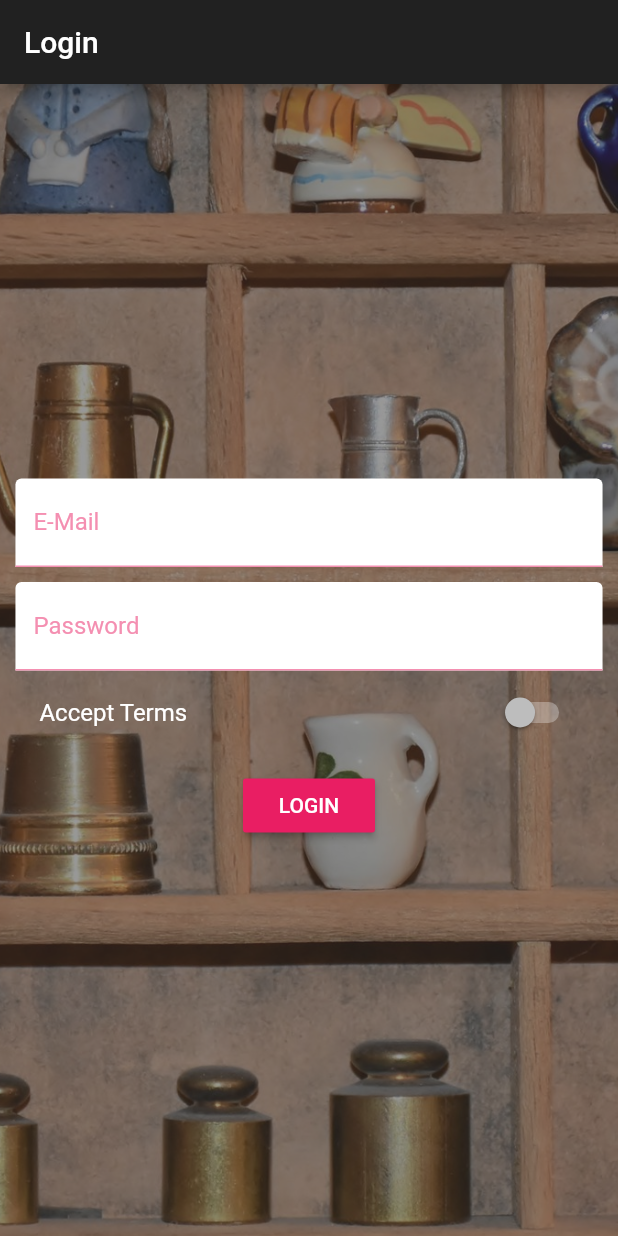
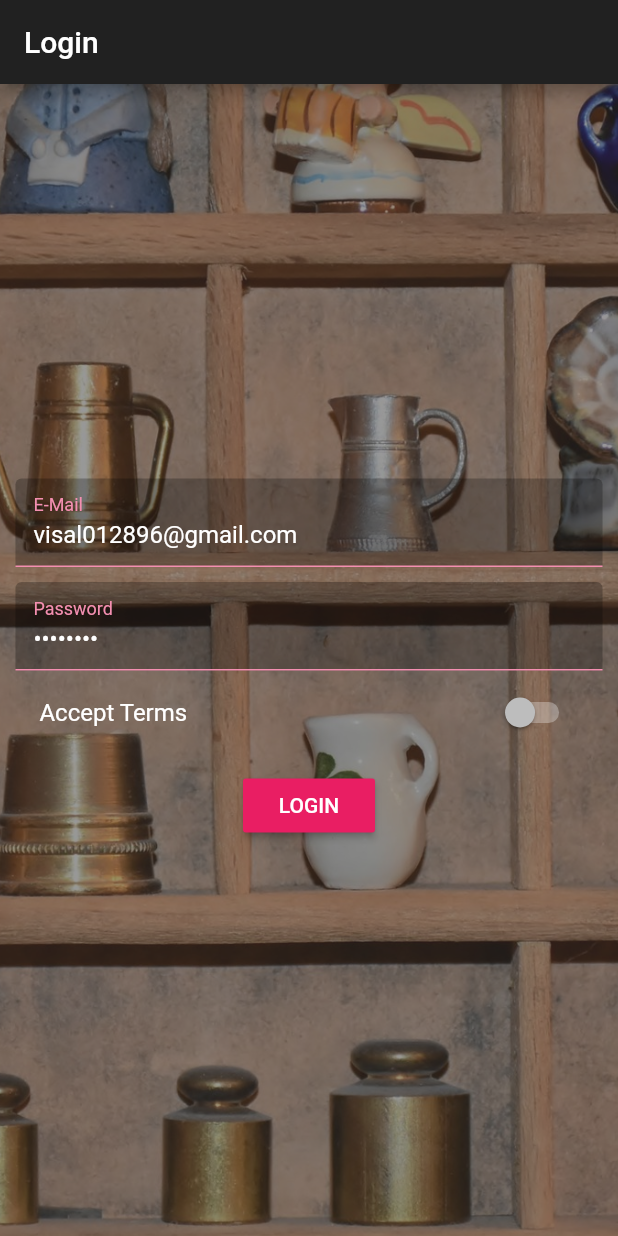
Before and after one commit to VisalGGEZ/flutter_app_product, a Flutter app: the screen it shows after launch, on a phone screen of 412 x 824 dp. Run offline on Flutter 3.47's test engine with Material 2 defaults, Android fonts, the phone set to English and light mode, and no system bars; accounts and stored records are empty.

Commit message:
third commit

```diff
--- a/lib/main.dart
+++ b/lib/main.dart
@@ -1,11 +1,11 @@
 import 'package:flutter/material.dart';
+import 'package:flutter_course/scoped-models/main-model.dart';
 
 import './pages/auth.dart';
 import './pages/products_admin.dart';
 import './pages/products.dart';
 import './pages/product.dart';
 import 'package:scoped_model/scoped_model.dart';
-import 'scoped-models/products.dart';
 
 void main() {
   // debugPaintSizeEnabled = true;
@@ -24,8 +24,8 @@ class MyApp extends StatefulWidget {
 class _MyAppState extends State<MyApp> {
   @override
   Widget build(BuildContext context) {
-    return ScopedModel<ProductsModel>(
-      model: ProductsModel(),
+    return ScopedModel(
+      model: MainModel(),
       child: MaterialApp(
         // debugShowMaterialGrid: true,
         theme: ThemeData(
--- a/lib/models/product.dart
+++ b/lib/models/product.dart
@@ -1,16 +1,20 @@
 import 'package:flutter/material.dart';
 
 class Product {
-    String title;
-    String image;
-    String description;
-    double price;
-    bool isFavorite;
+  String title;
+  String image;
+  String description;
+  double price;
+  bool isFavorite;
+  String userId;
+  String userEmail;
 
   Product(
       {@required this.title,
       @required this.image,
       @required this.description,
       @required this.price,
-      @required this.isFavorite});
+      this.isFavorite = false,
+      @required this.userId,
+      @required this.userEmail});
 }
--- a/lib/pages/auth.dart
+++ b/lib/pages/auth.dart
@@ -1,4 +1,6 @@
 import 'package:flutter/material.dart';
+import 'package:scoped_model/scoped_model.dart';
+import '../scoped-models/main-model.dart';
 
 class AuthPage extends StatefulWidget {
   @override
@@ -11,6 +13,7 @@ class _AuthPageState extends State<AuthPage> {
   String _emailValue;
   String _passwordValue;
   bool _acceptTerms = false;
+  final GlobalKey<FormState> _formState = GlobalKey<FormState>();
 
   DecorationImage _buildBackgroundImage() {
     return DecorationImage(
@@ -22,27 +25,25 @@ class _AuthPageState extends State<AuthPage> {
   }
 
   Widget _buildEmailTextField() {
-    return TextField(
+    return TextFormField(
       decoration: InputDecoration(
-          labelText: 'E-Mail', filled: true, fillColor: Colors.white),
+          labelText: 'E-Mail', filled: true, fillColor: Colors.black26),
       keyboardType: TextInputType.emailAddress,
-      onChanged: (String value) {
-        setState(() {
+      initialValue: 'visal012896@gmail.com',
+      onSaved: (String value) {
         _emailValue = value;
-        });
       },
     );
   }
 
   Widget _buildPasswordTextField() {
-    return TextField(
+    return TextFormField(
       decoration: InputDecoration(
-          labelText: 'Password', filled: true, fillColor: Colors.white),
+          labelText: 'Password', filled: true, fillColor: Colors.black26),
       obscureText: true,
-      onChanged: (String value) {
-        setState(() {
+      initialValue: 'visal14k',
+      onSaved: (String value) {
         _passwordValue = value;
-        });
       },
     );
   }
@@ -59,9 +60,11 @@ class _AuthPageState extends State<AuthPage> {
     );
   }
 
-  void _submitForm() {
+  void _submitForm(Function login) {
+    _formState.currentState.save();
     print(_emailValue);
     print(_passwordValue);
+    login(_emailValue, _passwordValue);
     Navigator.pushReplacementNamed(context, '/products');
   }
 
@@ -82,6 +85,8 @@ class _AuthPageState extends State<AuthPage> {
           child: SingleChildScrollView(
             child: Container(
               width: targetWidth,
+              child: Form(
+                key: _formState,
                 child: Column(
                   children: <Widget>[
                     _buildEmailTextField(),
@@ -93,12 +98,18 @@ class _AuthPageState extends State<AuthPage> {
                     SizedBox(
                       height: 10.0,
                     ),
-                  RaisedButton(
+                    ScopedModelDescendant(
+                      builder: (BuildContext context, Widget child,
+                          MainModel model) {
+                        return RaisedButton(
                           textColor: Colors.white,
                           child: Text('LOGIN'),
-                    onPressed: _submitForm,
+                          onPressed: () => _submitForm(model.login),
+                        );
+                      },
                     ),
                   ],
+                ),
               ),
             ),
           ),
--- a/lib/pages/products.dart
+++ b/lib/pages/products.dart
@@ -1,8 +1,8 @@
 import 'package:flutter/material.dart';
 import 'package:flutter_course/models/product.dart';
+import 'package:flutter_course/scoped-models/main-model.dart';
 
 import '../widgets/products/products.dart';
-import '../scoped-models/products.dart';
 import 'package:scoped_model/scoped_model.dart';
 
 class ProductsPage extends StatelessWidget {
@@ -37,8 +37,8 @@ class ProductsPage extends StatelessWidget {
       appBar: AppBar(
         title: Text('EasyList'),
         actions: <Widget>[
-          ScopedModelDescendant<ProductsModel>(
-            builder: (BuildContext context, Widget child, ProductsModel model) {
+          ScopedModelDescendant(
+            builder: (BuildContext context, Widget child, MainModel model) {
               return IconButton(
                 icon: Icon(model.isFavorite == false ? Icons.favorite_border : Icons.favorite),
                 onPressed: () {
--- /dev/null
+++ b/lib/scoped-models/main-model.dart
@@ -0,0 +1,4 @@
+import 'package:flutter_course/scoped-models/connected-product.dart';
+import 'package:scoped_model/scoped_model.dart';
+
+class MainModel extends Model with ConnectedProductModel, UserModel {}
--- a/lib/widgets/products/products.dart
+++ b/lib/widgets/products/products.dart
@@ -1,6 +1,6 @@
 import 'package:flutter/material.dart';
 import 'package:flutter_course/models/product.dart';
-import 'package:flutter_course/scoped-models/products.dart';
+import 'package:flutter_course/scoped-models/main-model.dart';
 import 'package:scoped_model/scoped_model.dart';
 
 import './product_card.dart';
@@ -23,8 +23,8 @@ class Products extends StatelessWidget {
   @override
   Widget build(BuildContext context) {
     print('[Products Widget] build()');
-    return ScopedModelDescendant<ProductsModel>(
-      builder: (BuildContext context, Widget widget, ProductsModel model) {
+    return ScopedModelDescendant(
+      builder: (BuildContext context, Widget widget, MainModel model) {
         return _buildProductList(model.displayListProducts());
       },
     );
--- a/pubspec.yaml
+++ b/pubspec.yaml
@@ -9,11 +9,11 @@ dependencies:
   # Use with the CupertinoIcons class for iOS style icons.
   cupertino_icons: ^0.1.0
   scoped_model: ^1.0.1
+  http: ^0.12.0+2
 
 dev_dependencies:
   flutter_test:
     sdk: flutter
-
 
 # For information on the generic Dart part of this file, see the
 # following page: https://www.dartlang.org/tools/pub/pubspec
```
Also changed, not shown: lib/models/user.dart (added, +9 -0 lines), lib/pages/product.dart (+7 -5 lines), lib/pages/product_edit.dart (+23 -15 lines), lib/pages/product_list.dart (+10 -9 lines), lib/scoped-models/connected-product.dart (added, +116 -0 lines), lib/scoped-models/products.dart (deleted, +0 -72 lines), lib/widgets/products/product_card.dart (+7 -4 lines), pubspec.lock, 3 other files. Lines whose indentation alone changed are shown as unchanged.
